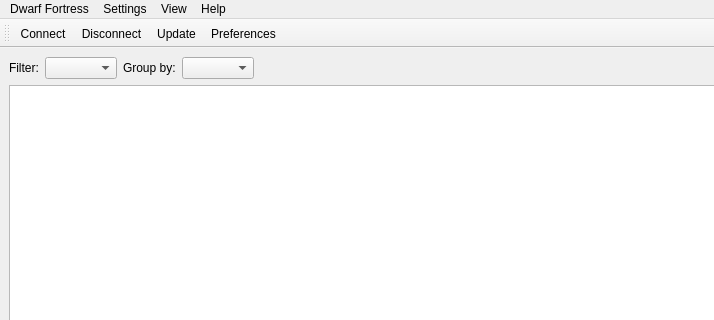
This is ui/MainWindow.ui in cvuchener/df-workdetailtest as Qt 5 draws it before an edit; both pictures show x 0 to 714 and y 0 to 320 of the 800 by 600 pixel window. The edited form follows.
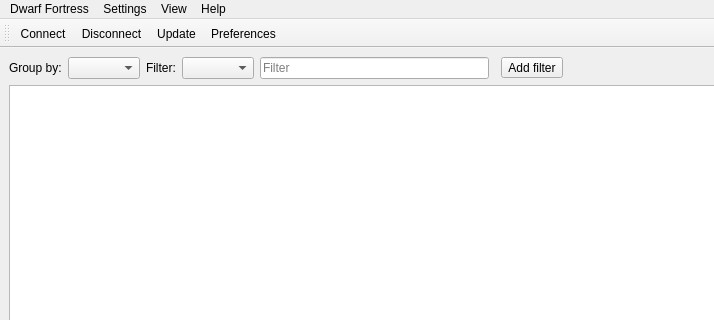
This is the edited form. Icons and pictures are not drawn. Custom widgets are drawn as their Qt base class.

Diff of the .ui file:
```diff
--- a/ui/MainWindow.ui
+++ b/ui/MainWindow.ui
@@ -17,16 +17,6 @@
    <layout class="QVBoxLayout" name="verticalLayout">
     <item>
      <layout class="QHBoxLayout" name="horizontalLayout">
-      <item>
-       <widget class="QLabel" name="filter_label">
-        <property name="text">
-         <string>Filter:</string>
-        </property>
-       </widget>
-      </item>
-      <item>
-       <widget class="QComboBox" name="filter_cb"/>
-      </item>
       <item>
        <widget class="QLabel" name="group_by_label">
         <property name="text">
@@ -37,6 +27,45 @@
       <item>
        <widget class="QComboBox" name="group_by_cb"/>
       </item>
+      <item>
+       <widget class="QLabel" name="filter_label">
+        <property name="text">
+         <string>Filter:</string>
+        </property>
+       </widget>
+      </item>
+      <item>
+       <widget class="QComboBox" name="filter_type_cb"/>
+      </item>
+      <item>
+       <widget class="QLineEdit" name="filter_text">
+        <property name="placeholderText">
+         <string>Filter</string>
+        </property>
+        <property name="clearButtonEnabled">
+         <bool>true</bool>
+        </property>
+       </widget>
+      </item>
+      <item>
+       <widget class="FilterView" name="filter_view" native="true"/>
+      </item>
+      <item>
+       <widget class="QToolButton" name="filter_add_button">
+        <property name="toolTip">
+         <string>Add a new filter</string>
+        </property>
+        <property name="text">
+         <string>Add filter</string>
+        </property>
+        <property name="icon">
+         <iconset theme="list-add"/>
+        </property>
+        <property name="popupMode">
+         <enum>QToolButton::InstantPopup</enum>
+        </property>
+       </widget>
+      </item>
       <item>
        <spacer name="horizontalSpacer">
         <property name="orientation">
@@ -186,6 +215,12 @@
    <extends>QTreeView</extends>
    <header>GridView.h</header>
   </customwidget>
+  <customwidget>
+   <class>FilterView</class>
+   <extends>QWidget</extends>
+   <header>FilterView.h</header>
+   <container>1</container>
+  </customwidget>
  </customwidgets>
  <resources/>
  <connections/>
```
